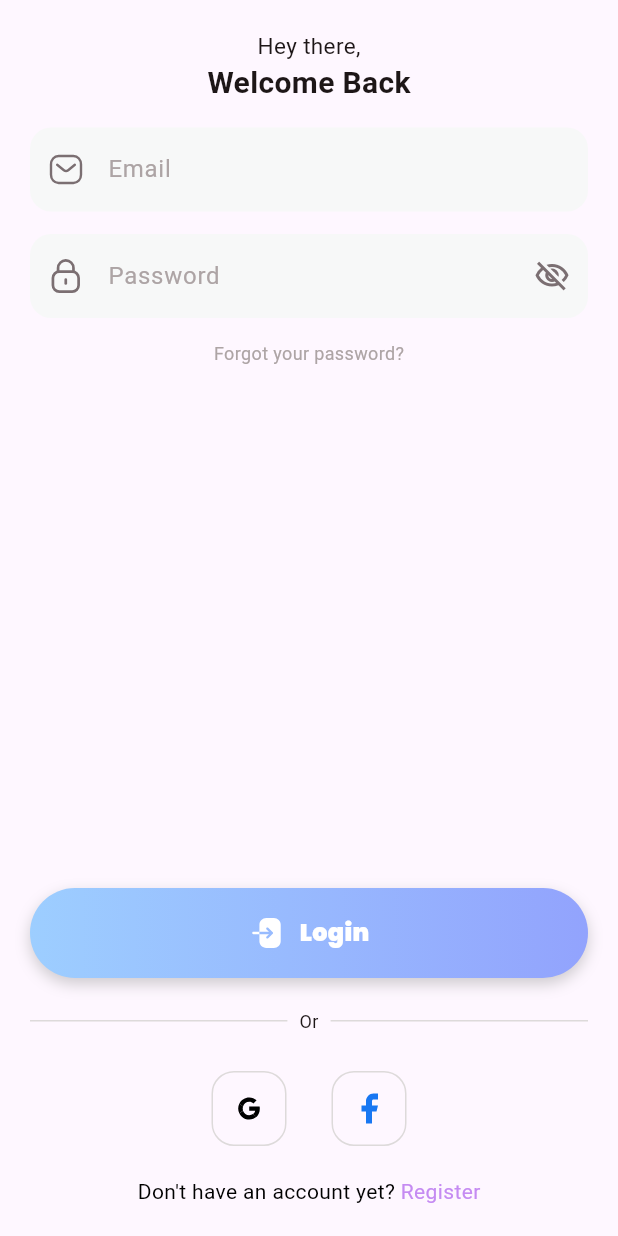
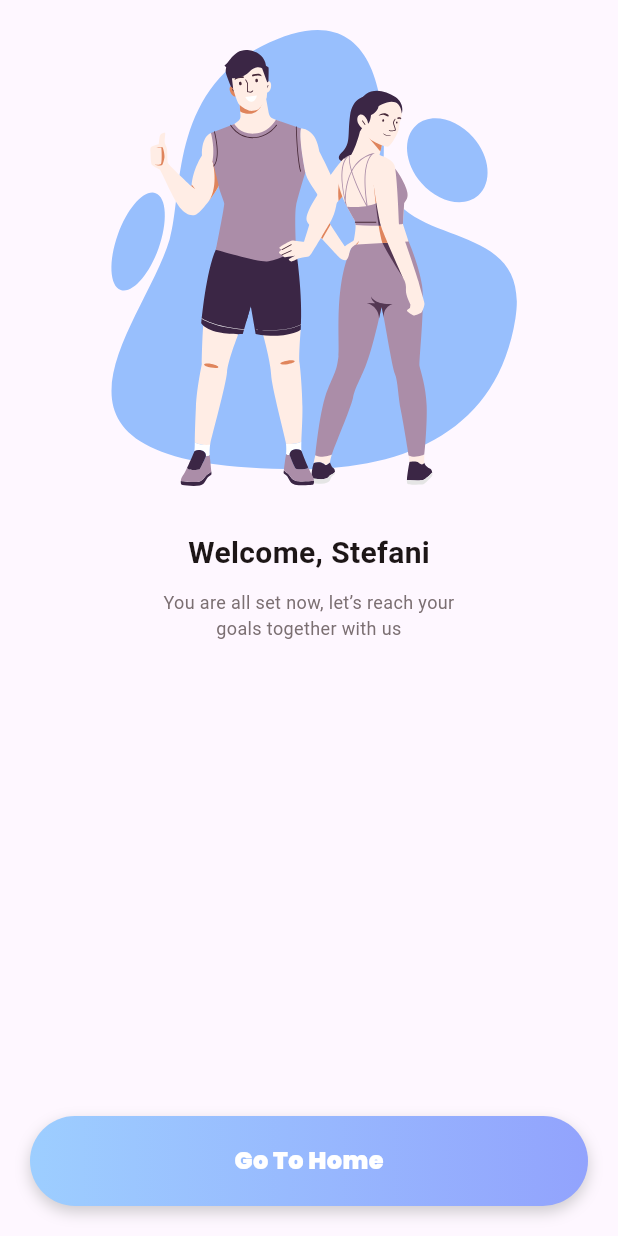
Before and after one commit to MGMSA6/Fitnest_X, a Flutter app: the screen it shows after launch, on a phone screen of 412 x 824 dp. Run offline on Flutter 3.47's test engine with Material 3 defaults, Android fonts, the light colour scheme and no system bars; our stand-ins replace flutter_svg.

Commit message:
Welcome screen

```diff
--- a/lib/main.dart
+++ b/lib/main.dart
@@ -1,3 +1,4 @@
+import 'package:fitnest_x/pages/Finalized.dart';
 import 'package:fitnest_x/pages/Login.dart';
 import 'package:fitnest_x/pages/Onboarding.dart';
 import 'package:fitnest_x/pages/SignUp1.dart';
@@ -21,14 +22,15 @@ class FitnestX extends StatelessWidget {
       themeMode: ThemeMode.light,
       theme: ThemeData(primarySwatch: Colors.deepPurple),
       darkTheme: ThemeData(brightness: Brightness.dark),
-      initialRoute: "/Login",
+      initialRoute: "/Finalized",
       routes: {
         "/Welcome": (context) => const Welcome(),
         "/Welcome1": (context) => const Welcome1(),
         "/Walkthrough": (context) => const Onboarding(),
         "/SignUp": (context) => const Signup(),
         "/SignUp1": (context) => const SignUp1(),
-        "/Login": (context) => const Login()
+        "/Login": (context) => const Login(),
+        "/Finalized": (context) => const Finalized()
       },
     );
   }
--- /dev/null
+++ b/lib/pages/Finalized.dart
@@ -0,0 +1,98 @@
+import 'package:flutter/material.dart';
+import 'package:flutter_svg/flutter_svg.dart';
+
+class Finalized extends StatefulWidget {
+  const Finalized({Key? key}) : super(key: key);
+
+  @override
+  State<Finalized> createState() => _FinalizedState();
+}
+
+class _FinalizedState extends State<Finalized> {
+  @override
+  Widget build(BuildContext context) {
+    return MaterialApp(
+      debugShowCheckedModeBanner: false,
+      home: Scaffold(
+        body: SafeArea(
+          child: Padding(
+            padding: EdgeInsets.symmetric(vertical: 20),
+            child: Center(
+                child: Column(
+              children: [
+                SvgPicture.asset("assets/images/welcome.svg"),
+                SizedBox(
+                  height: 30,
+                ),
+                Text(
+                  "Welcome, Stefani",
+                  style: TextStyle(
+                      fontSize: 20,
+                      fontWeight: FontWeight.w700,
+                      color: Color(0XFF1D1617)),
+                ),
+                SizedBox(
+                  height: 10,
+                ),
+                Text(
+                  "You are all set now, let’s reach your\ngoals together with us",
+                  textAlign: TextAlign.center,
+                  style: TextStyle(fontSize: 12, color: Color(0XFF7B6F72)),
+                ),
+                Expanded(
+                  child: Container(),
+                ),
+                Container(
+                  margin: const EdgeInsets.symmetric(horizontal: 20),
+                  decoration: BoxDecoration(
+                    borderRadius: BorderRadius.circular(99),
+                    gradient: const LinearGradient(
+                      colors: [Color(0xFF9DCEFF), Color(0xFF92A3FD)],
+                    ),
+                    boxShadow: [
+                      BoxShadow(
+                        color: Colors.grey.withOpacity(0.5),
+                        spreadRadius: 0,
+                        blurRadius: 8,
+                        offset: const Offset(
+                            0, 4), // changes the position of the shadow
+                      ),
+                    ],
+                  ),
+                  child: Material(
+                    color: Colors.transparent,
+                    child: InkWell(
+                      borderRadius: BorderRadius.circular(99),
+                      onTap: () {
+                        // Navigator.push(
+                        //     context,
+                        //     MaterialPageRoute(
+                        //         builder: (context) => SignUp()));
+                      },
+                      child: SizedBox(
+                        height: 60,
+                        child: Row(
+                          mainAxisAlignment: MainAxisAlignment.center,
+                          children: [
+                            Text(
+                              "Go To Home",
+                              style: TextStyle(
+                                  fontSize: 16,
+                                  fontWeight: FontWeight.w700,
+                                  fontFamily: 'Poppins',
+                                  color: Colors.white),
+                            ),
+                          ],
+                        ),
+                      ),
+                    ),
+                  ),
+                ),
+              ],
+            )),
+          ),
+        ),
+      ),
+    );
+  }
+}
```
Also changed, not shown: assets/images/onboard_1.svg (added), assets/images/onboard_2.svg (added), assets/images/onboard_3.svg (added), assets/images/welcome.svg (added).
